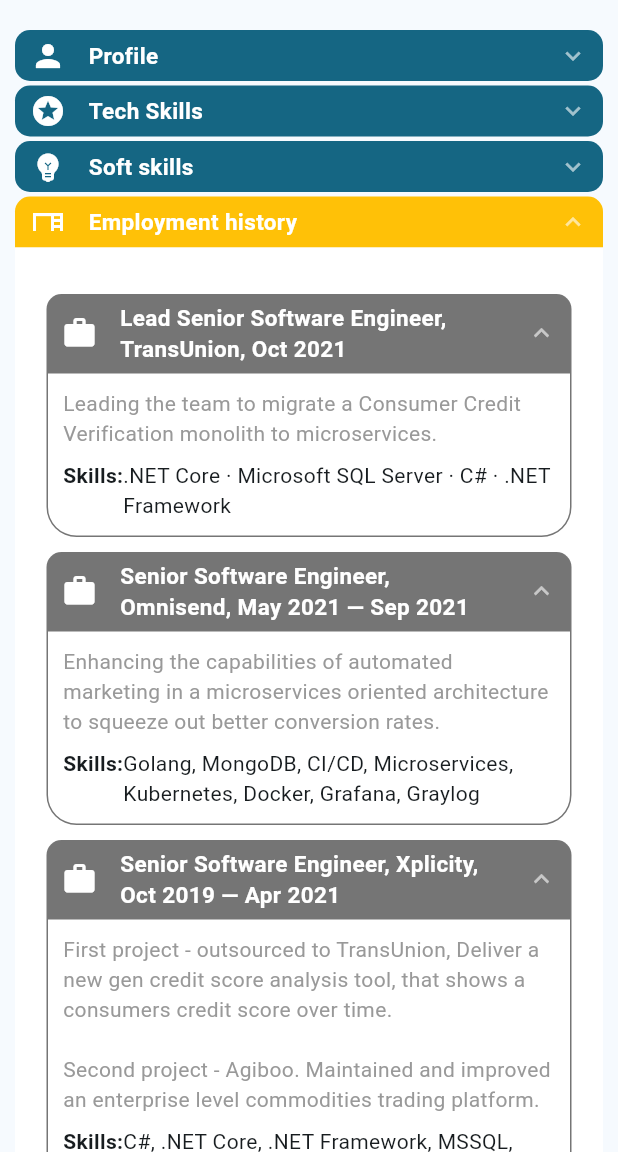
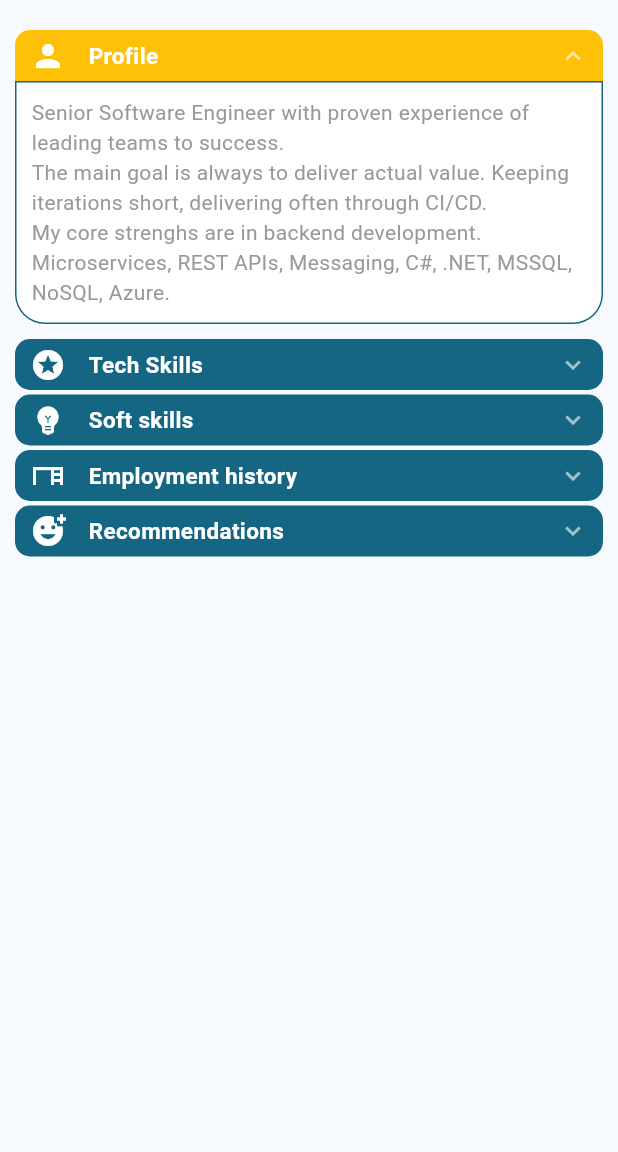
Before and after one commit to programuotojasgf/cv, a Flutter app: the screen it shows after launch, on a phone screen of 412 x 824 dp, the part 84-1236 px from its top. Run offline on Flutter 3.47's test engine with Material 2 defaults, Android fonts, the phone set to English and light mode, and no system bars; drawn by our look-alikes of accordion.

Commit message:
Recommendations

```diff
--- a/lib/content.dart
+++ b/lib/content.dart
@@ -24,50 +24,71 @@
           _techSkills(),
           _softSkills(),
           _employmentHistory(),
-          AccordionSection(
+          _recommendations(),
+        ],
+      );
+
+  AccordionSection _recommendations() => AccordionSection(
         leftIcon: const Icon(Icons.add_reaction, color: Colors.white),
         header: Text('Recommendations', style: _headerStyle),
         contentBorderColor: const Color(0xffffffff),
         content: Accordion(
           maxOpenSections: 1,
-              headerBackgroundColorOpened: Colors.black54,
-              children: [
-                AccordionSection(
-                  isOpen: true,
-                  leftIcon:
-                      const Icon(Icons.insights_rounded, color: Colors.white),
-                  headerBackgroundColor: Colors.black38,
-                  headerBackgroundColorOpened: Colors.black54,
-                  header: Text('Nested Section #1', style: _headerStyle),
-                  content: Text(_loremIpsum, style: _contentStyle),
-                  contentBorderColor: Colors.black54,
-                ),
-                AccordionSection(
-                  isOpen: true,
-                  leftIcon:
-                      const Icon(Icons.compare_rounded, color: Colors.white),
-                  header: Text('Nested Section #2', style: _headerStyle),
           headerBackgroundColor: Colors.black38,
           headerBackgroundColorOpened: Colors.black54,
           contentBorderColor: Colors.black54,
-                  content: Row(
           children: [
-                      const Icon(Icons.compare_rounded,
-                          size: 120, color: Colors.orangeAccent),
-                      Flexible(
-                          flex: 1,
-                          child: Text(_loremIpsum, style: _contentStyle)),
+            _recommendationSection(
+                'Domantas Jovaišas',
+                'Full Stack Engineer at FitSkin Inc.',
+                'https://media.licdn.com/dms/image/C5603AQGGm_cuHfd_Qw/profile-displayphoto-shrink_100_100/0/1582522814880?e=1691020800&v=beta&t=8rOJCe-MYS27Esm8x1XMYoG0Xd_0SulnVd3JTf8BAeA',
+                'I highly recommend Gediminas for any future opportunities. As his former boss at Present Connection, I was impressed by his accuracy, willingness to learn, and ability to take on responsibilities. Gediminas consistently delivered precise work, embraced new challenges, and demonstrated a proactive attitude. He is a valuable team player with excellent communication skills. I do not doubt that he will excel in any role he takes on.'),
+            _recommendationSection(
+                'Julius Degutis',
+                'Team Lead / Senior .NET Developer at PVcase',
+                'https://media.licdn.com/dms/image/D4E03AQG0I9yfBjNcSA/profile-displayphoto-shrink_100_100/0/1675255338235?e=1691020800&v=beta&t=nxjlYJjSsQjcPHt-x9IUGRQ14gA29yPt59rxQJpaM7Y',
+                'I highly recommend Gediminas as an exceptional team lead in software development. He possesses outstanding skills in C# and .NET Core, consistently delivering high-quality results. Gediminas effectively led our team, fostering collaboration and achieving successful project deliveries. His technical expertise, attention to detail, and strong communication skills make him an invaluable asset in any development or leadership role.'),
+            _recommendationSection(
+                'Vytenis Urba',
+                'Senior Software Engineer',
+                'https://media.licdn.com/dms/image/C5603AQELxNgnwmJA7Q/profile-displayphoto-shrink_100_100/0/1517589264691?e=1691020800&v=beta&t=p5EZS8z9k5wNpsXZ7FDhxao3wyAT1MiHMr2Oe0I8Pl8',
+                'Gediminas has very well structured and complete approach when it comes producing well written and tested code. His C# skills are exceptional and over the years he collected a lot of know-how. Be it simple UnitTest, API or full suite of Functional tests Gediminas will always deliver clean, efficient and maintainable code.\n\n'
+                    'What sets Gediminas apart from everyone else - is his ability and willingness to teach others the craft of coding/engineering. Very few engineers are capable and willing to do that. Combined with his organizational skills and preparedness to collaborate with the rest of team, he is invaluable asset in any team he is working'),
+            _recommendationSection(
+                'Žygimantas Matusevičius',
+                'Software Engineer',
+                'https://media.licdn.com/dms/image/C5603AQF0b6CU1zcFXQ/profile-displayphoto-shrink_100_100/0/1628583083237?e=1691020800&v=beta&t=r_Tnp-Cxxk8vDE0Z_nLIEEivG-8YQExCLrDNyi8ji20',
+                'I am happy to recommend Gediminas for his exceptional skills in C#. He is a highly skilled developer who has a deep understanding of the language and its various frameworks. His ability to write clean, efficient, and maintainable code is truly impressive.\n\n'
+                    'Gediminas is a dedicated and hardworking individual who is always willing to go the extra mile to ensure that his work is of the highest quality. He is a great team player and is always willing to collaborate with others to achieve the best possible results.\n\n'
+                    'I have had the pleasure of working with Gediminas, and I have always been impressed with his professionalism, attention to detail, and ability to deliver on time. He is a valuable asset to any team, and I would highly recommend him to anyone looking for a skilled C# developer.'),
+            _recommendationSection(
+                'Justas Tamošaitis',
+                'Senior Software Engineer at Komponent',
+                'https://media.licdn.com/dms/image/D5603AQGg4JqBh7jI2Q/profile-displayphoto-shrink_100_100/0/1682316771627?e=1691020800&v=beta&t=3LziiqrxT_J7lOBJWNhwktL5jrxs8NFNje-4fO_56x4',
+                'I highly recommend Gediminas for his exceptional software engineering skills - design, implementation, and approaches and practices. He is a colleague and software craftsman I would be lucky to work with at any time.\n\n'
+                    'The code he writes is clean, easily maintainable, and based on good design practices.\n\n'
+                    'On multiple occasions, he created suggestions for architecture and approach improvements and got the direction agreed upon by stakeholders. (This is not a small feat in this organization!)\n\n'
+                    'He helped colleagues to learn and improve their skills.\n\n'
+                    'At some point, I worked as a manager for Gediminas, and the last time as a peer in the Engineering department.\n\n'),
+            _recommendationSection(
+                'Darius Orvidas',
+                'Web Developer at Present Connection',
+                'https://media.licdn.com/dms/image/C4E03AQFqQGY3c16yqA/profile-displayphoto-shrink_100_100/0/1517716733134?e=1691020800&v=beta&t=LTNj_c8rsIXP2w0x_wHxvyxxRynSGDRLYcl5EIXdHUM',
+                'I highly recommend Gediminas Fridricas as a results-oriented and quality-driven team player. Gediminas consistently focuses on achieving exceptional outcomes and delivering high-quality results. His dedication, strong work ethic, and goal-oriented mindset drive him to surpass expectations. He actively collaborates with others, fosters a positive work environment, and contributes to the collective success of the team. Gediminas\'s attention to detail, meticulousness, and adherence to best practices ensure that every task and deliverable meets the highest standards. His unwavering commitment to quality and exceptional results make him an invaluable asset to any project or organization.'),
           ],
         ),
-                ),
-              ],
-            ),
-          ),
-        ],
+      );
+
+  AccordionSection _recommendationSection(String person, String position,
+          String imageUrl, String description) =>
+      AccordionSection(
+        leftIcon:
+            CircleAvatar(radius: 48, backgroundImage: NetworkImage(imageUrl)),
+        header: Text('$person\n$position', style: _headerStyle),
+        content: Text(description, style: _contentStyle),
       );
 
   AccordionSection _employmentHistory() => AccordionSection(
-        isOpen: true,
         leftIcon: const Icon(Icons.desk, color: Colors.white),
         header: Text('Employment history', style: _headerStyle),
         contentBorderColor: const Color(0xffffffff),
@@ -119,7 +140,6 @@
   AccordionSection _employmentSection(
           String headerText, String summary, String skills) =>
       AccordionSection(
-        isOpen: true,
         leftIcon: const Icon(Icons.work, color: Colors.white),
         header: Text(headerText, style: _headerStyle),
         content: Column(
@@ -140,7 +160,6 @@
       );
 
   AccordionSection _softSkills() => AccordionSection(
-        isOpen: false,
         leftIcon: const Icon(Icons.emoji_objects, color: Colors.white),
         header: Text('Soft skills', style: _headerStyle),
         contentBorderColor: const Color(0xffffffff),
@@ -151,7 +170,6 @@
           contentBorderColor: Colors.black54,
           children: [
             AccordionSection(
-              isOpen: true,
               leftIcon: const Icon(Icons.book, color: Colors.white),
               header: Text('Software development books', style: _headerStyle),
               content: Text(
@@ -165,7 +183,6 @@
               ),
             ),
             AccordionSection(
-              isOpen: true,
               leftIcon: const Icon(Icons.people, color: Colors.white),
               header: Text('Teamwork', style: _headerStyle),
               content: Text(
@@ -180,7 +197,6 @@
       );
 
   AccordionSection _techSkills() => AccordionSection(
-        isOpen: false,
         leftIcon: const Icon(Icons.stars, color: Colors.white),
         header: Text('Tech Skills', style: _headerStyle),
         content: DataTable(
@@ -221,7 +237,7 @@
       );
 
   AccordionSection _profile() => AccordionSection(
-        isOpen: false,
+        isOpen: true,
         leftIcon: const Icon(Icons.person, color: Colors.white),
         header: Text('Profile', style: _headerStyle),
         content: Text(
```
Lines whose indentation alone changed are shown as unchanged.
